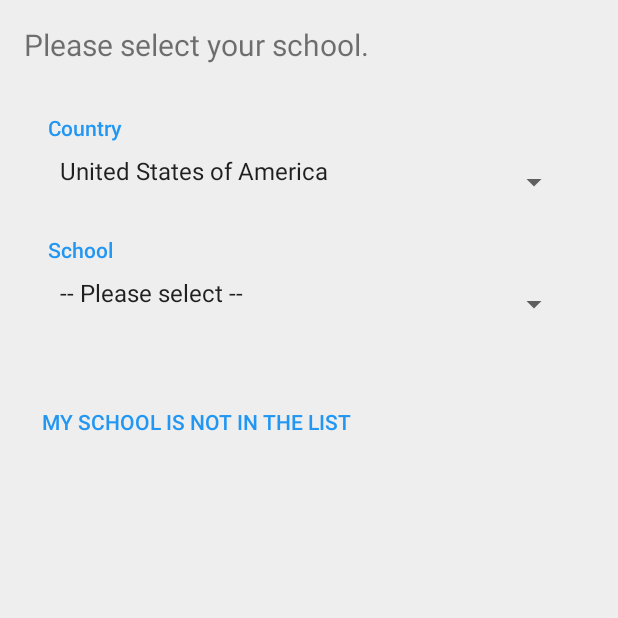
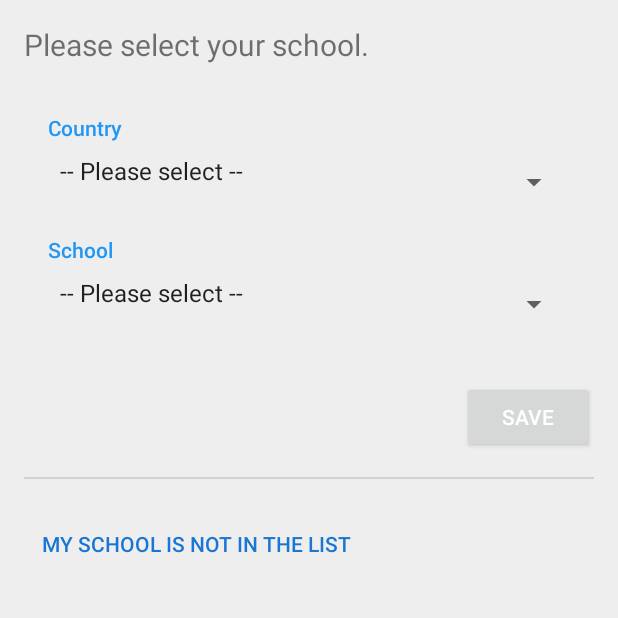
Before and after one commit to mxmla/SchoolManager, an Android app: the fragment MySchoolSettingsFragment shown on its own in the app's theme, on a phone screen of 412 x 824 dp, the top half of it. Run offline under Robolectric (Android 15) with nearby library versions, the phone set to English and light mode, and no system bars; our stand-ins replace AdMob; 4 statements that could not run were skipped.

Commit message:
Version 2.0.15:
- Fixed issue with saving and loading school preference

```diff
--- a/app/build.gradle
+++ b/app/build.gradle
@@ -7,8 +7,8 @@ android {
         applicationId "com.thinc_easy.schoolmanager"
         minSdkVersion 14
         targetSdkVersion 23
-        versionCode 33
-        versionName "2.0.14"
+        versionCode 34
+        versionName "2.0.15"
     }
     buildTypes {
         release {
--- /dev/null
+++ b/app/src/main/assets/schools/Countries.txt
@@ -0,0 +1,4 @@
+0101,
+0201,
+0601,
+0203,
--- a/app/src/main/java/com/thinc_easy/schoolmanager/MySchoolSettingsFragment.java
+++ b/app/src/main/java/com/thinc_easy/schoolmanager/MySchoolSettingsFragment.java
@@ -2,6 +2,7 @@ package com.thinc_easy.schoolmanager;
 
 import android.content.SharedPreferences;
 import android.graphics.Typeface;
+import android.os.Build;
 import android.os.Bundle;
 import android.preference.PreferenceManager;
 import android.provider.ContactsContract;
@@ -21,6 +22,7 @@ import android.widget.Spinner;
 import android.widget.TextView;
 import android.widget.Toast;
 
+import com.google.android.gms.ads.internal.request.StringParcel;
 import com.google.android.gms.analytics.HitBuilders;
 import com.google.android.gms.analytics.Tracker;
 
@@ -39,9 +41,12 @@ public class MySchoolSettingsFragment extends Fragment {
     private Spinner sCountry, sSchool;
     private String countryName, countryID, schoolName, schoolID, prefKeySchoolID, prefKeyCountryID,
             prefKeySchoolName, prefKeyCountryName;
-    List<String> usaSchools, usaSchoolIDs, germanySchools, germanySchoolIDs;
     private String[][] allSchools;
-    private Button nitlButton;
+    private String[] countryNames, countryIDs;
+    private List<String> schools, schoolIDs;
+    private boolean foundCountryPreference;
+    int selCount;
+    private Button nitlButton, saveButton;
 
     @Override
     public View onCreateView(LayoutInflater inflater, ViewGroup container, Bundle savedInstanceState) {
@@ -69,21 +74,200 @@ public class MySchoolSettingsFragment extends Fragment {
         tvSchool.setTypeface(Typeface.createFromAsset(getResources().getAssets(), "Roboto-Medium.ttf"));
 
         nitlButton = (Button) v.findViewById(R.id.bNotInTheList);
+        saveButton = (Button) v.findViewById(R.id.bSaveSchoolSelection);
 
         initialSetup();
+        setUpSaveButton();
 
         return v;
     }
 
     @Override
     public void onPause(){
-        saveData();
+        //saveData();
         super.onPause();
     }
 
+
+
+    private void initialSetup(){
+        countryNames = getActivity().getResources().getStringArray(R.array.my_school_countries);
+        final String countryIDs2Dim[][] = DataStorageHandler.toArray(getActivity(), "schools/Countries.txt", true);
+        countryIDs = new String[countryIDs2Dim.length+1];
+        countryIDs[0] = getActivity().getResources().getString(R.string.spinner_please_select);
+        for (int r1 = 0; r1 < countryIDs2Dim.length; r1++){
+            countryIDs[r1+1] = countryIDs2Dim[r1][0];
+        }
+
+        allSchools = DataStorageHandler.toArray(getActivity(), "schools/AllSchools.txt", true);
+
+
+        countryName = "[none]";
+        countryID = "[none]";
+        schoolName = "[none]";
+        schoolID = "[none]";
+
+
+        ArrayAdapter<String> adapterCountries = new ArrayAdapter<String>(getActivity(), android.R.layout.simple_spinner_item, countryNames);
+        adapterCountries.setDropDownViewResource(android.R.layout.simple_spinner_dropdown_item);
+        sCountry.setAdapter(adapterCountries);
+
+        selCount = 0;
+        sCountry.setOnItemSelectedListener(new AdapterView.OnItemSelectedListener() {
+            public void onItemSelected(AdapterView<?> parentView, View selectedItemView, int position, long id){
+                countryName = countryNames[parentView.getSelectedItemPosition()];
+                countryID = countryIDs[parentView.getSelectedItemPosition()];
+
+                if (selCount >= 1) setUpSchoolsSpinner(countryID, "oISListener");
+                selCount++;
+            }
+            public void onNothingSelected(AdapterView<?> parentView) {
+            }
+        });
+
+
+
+        foundCountryPreference = false;
+        if (prefs.contains(prefKeyCountryID)){
+            String prefCountryID = prefs.getString(prefKeyCountryID, "[none]");
+            for (int c = 0; c < countryIDs.length; c++){
+                if (countryIDs[c].equals(prefCountryID)){
+                    countryID = prefCountryID;
+                    countryName = countryNames[c];
+
+                    sCountry.setSelection(c, false);
+                    foundCountryPreference = true;
+                }
+            }
+        }
+
+        setUpSchoolsSpinner(countryID, "setUp");
+
+        if (foundCountryPreference){
+            if (prefs.contains(prefKeySchoolID)) {
+                final String prefSchoolID = prefs.getString(prefKeySchoolID, "[none]");
+                int position = 0;
+                for (int s = 0; s < schoolIDs.size(); s++) {
+                    if (prefSchoolID.equals(schoolIDs.get(s))) position = s;
+                }
+
+                if (schoolIDs.size() > 0){
+                    sSchool.setSelection(position, false);
+                }
+            }
+        }
+
+
+        setUpNotInTheListButton();
+
+    }
+
+    private void setUpSchoolsSpinner(String newCountryID, String caller){
+        schools = new ArrayList<>();
+        schools.add(getActivity().getResources().getString(R.string.spinner_please_select));
+        schoolIDs = new ArrayList<>();
+        schoolIDs.add(getActivity().getResources().getString(R.string.spinner_please_select));
+
+
+        for (int i = 0; i < allSchools.length; i++){
+            if (allSchools[i][0].startsWith(String.valueOf(newCountryID))){
+                schools.add(allSchools[i][1]);
+                schoolIDs.add(allSchools[i][0]);
+            }
+        }
+
+        //if (schoolIDs.size()>0) schoolID = schoolIDs.get(0);
+
+
+        ArrayAdapter<String> adapterSchools = new ArrayAdapter<String>(getActivity(), android.R.layout.simple_spinner_item, schools);
+        adapterSchools.setDropDownViewResource(android.R.layout.simple_spinner_dropdown_item);
+        sSchool.setAdapter(adapterSchools);
+        sSchool.setOnItemSelectedListener(new AdapterView.OnItemSelectedListener() {
+            @Override
+            public void onItemSelected(AdapterView<?> parent, View view, int position, long id) {
+                schoolName = schools.get(parent.getSelectedItemPosition());
+                schoolID = schoolIDs.get(parent.getSelectedItemPosition());
+            }
+            @Override
+            public void onNothingSelected(AdapterView<?> parent) {
+            }
+        });
+    }
+
+    private void schoolSpinnerFirstSetUp(String prefCountry){
+        setUpSchoolsSpinner(prefCountry, "ssFirstSetup");
+
+        List<String> schools = new ArrayList<>();
+        schools.add(getActivity().getResources().getString(R.string.spinner_please_select));
+        List <String> schoolIDs = new ArrayList<>();
+        schoolIDs.add(getActivity().getResources().getString(R.string.spinner_please_select));
+
+        for (int i = 0; i < allSchools.length; i++){
+            if (allSchools[i][0].startsWith(String.valueOf(prefCountry))){
+                schools.add(allSchools[i][1]);
+                schoolIDs.add(allSchools[i][0]);
+            }
+        }
+
+
+        if (prefs.contains(prefKeySchoolID)){
+            String prefSchoolID = prefs.getString(prefKeySchoolID, "[none]");
+            for (int s = 0; s < schoolIDs.size(); s++){
+                if (schoolIDs.get(s).equals(prefSchoolID)){
+                    schoolID = prefSchoolID;
+                    schoolName = schoolIDs.get(s);
+
+
+                    final List<String> fSchools = schools;
+                    final List<String> fSchoolIDs = schoolIDs;
+
+                    ArrayAdapter<String> adapterSchools = new ArrayAdapter<String>(getActivity(), android.R.layout.simple_spinner_item, fSchools);
+                    adapterSchools.setDropDownViewResource(android.R.layout.simple_spinner_dropdown_item);
+                    sSchool.setAdapter(adapterSchools);
+                    sSchool.setOnItemSelectedListener(new AdapterView.OnItemSelectedListener() {
+                        @Override
+                        public void onItemSelected(AdapterView<?> parent, View view, int position, long id) {
+                            schoolName = fSchools.get(parent.getSelectedItemPosition());
+                            schoolID = fSchoolIDs.get(parent.getSelectedItemPosition());
+                        }
+                        @Override
+                        public void onNothingSelected(AdapterView<?> parent) {
+                        }
+                    });
+
+                    sSchool.setSelection(s, true);
+                }
+            }
+        }
+    }
+
+    private void setUpNotInTheListButton(){
+        nitlButton.setOnClickListener(new View.OnClickListener() {
+            @Override
+            public void onClick(View v) {
+                ((MySchoolSettingsActivity) getActivity()).showAddSchoolFragment();
+            }
+        });
+    }
+
+    private void setUpSaveButton(){
+        if (Build.VERSION.SDK_INT >= Build.VERSION_CODES.LOLLIPOP) {
+            saveButton.setBackgroundTintList(getActivity().getResources().getColorStateList(R.color.button_color_state_list));
+            saveButton.setTextColor(getActivity().getResources().getColor(R.color.TextDarkBg));
+        } else {
+            saveButton.setTextColor(getActivity().getResources().getColor(R.color.colorAccent));
+        }
+
+        saveButton.setOnClickListener(new View.OnClickListener() {
+            @Override
+            public void onClick(View v) {
+                saveData();
+            }
+        });
+    }
+
     private void saveData(){
-        Toast.makeText(getActivity(), getActivity().getResources().getString(R.string.toast_saved), Toast.LENGTH_LONG).show();
-
+        Toast.makeText(getActivity(), getActivity().getResources().getString(R.string.toast_saved), Toast.LENGTH_SHORT).show();
 
         if (prefs.contains(prefKeySchoolID) && !prefs.getString(prefKeySchoolID, "-").equals(schoolID)
                 && prefs.contains(prefKeyCountryID)){
@@ -100,141 +284,11 @@ public class MySchoolSettingsFragment extends Fragment {
                     .build());
         }
 
+
         prefs.edit().putString(prefKeyCountryID, countryID).apply();
         prefs.edit().putString(prefKeySchoolID, schoolID).apply();
         prefs.edit().putString(prefKeyCountryName, countryName).apply();
         prefs.edit().putString(prefKeySchoolName, schoolName).apply();
-    }
-
-    private void initialSetup(){
-        final String usa = getActivity().getResources().getString(R.string.country_united_states_of_america);
-        final String germany = getActivity().getResources().getString(R.string.country_germany);
-        final String[] countries = {getActivity().getResources().getString(R.string.spinner_please_select), usa, germany};
-        final String[] countryIDs = {getActivity().getResources().getString(R.string.spinner_please_select), "0101", "0201"};
-
-        usaSchools = new ArrayList<>();
-        usaSchoolIDs = new ArrayList<>();
-        germanySchools = new ArrayList<>();
-        germanySchoolIDs = new ArrayList<>();
-
-        usaSchools.add(getActivity().getResources().getString(R.string.spinner_please_select));
-        usaSchoolIDs.add(getActivity().getResources().getString(R.string.spinner_please_select));
-        germanySchools.add(getActivity().getResources().getString(R.string.spinner_please_select));
-        germanySchoolIDs.add(getActivity().getResources().getString(R.string.spinner_please_select));
-
-        allSchools = DataStorageHandler.toArray(getActivity(), "schools/AllSchools.txt", true);
-
-        for (int i = 0; i < allSchools.length; i++){
-            if (allSchools[i][0].startsWith("0101")){
-                usaSchools.add(allSchools[i][1]);
-                usaSchoolIDs.add(allSchools[i][0]);
-            } else if (allSchools[i][0].startsWith("0201")){
-                germanySchools.add(allSchools[i][1]);
-                germanySchoolIDs.add(allSchools[i][0]);
-            }
-        }
-
-        countryName = getActivity().getResources().getString(R.string.country_united_states_of_america);
-        countryID = "0101";
-        schoolName = "[none]";
-        schoolID = "[none]";
-
-
-        ArrayAdapter<String> adapterCountries = new ArrayAdapter<String>(getActivity(), android.R.layout.simple_spinner_item, countries);
-        adapterCountries.setDropDownViewResource(android.R.layout.simple_spinner_dropdown_item);
-        sCountry.setAdapter(adapterCountries);
-        sCountry.setOnItemSelectedListener(new AdapterView.OnItemSelectedListener() {
-            public void onItemSelected(AdapterView<?> parentView, View selectedItemView, int position, long id){
-                countryName = countries[parentView.getSelectedItemPosition()];
-                countryID = countryIDs[parentView.getSelectedItemPosition()];
-                setUpSchoolsSpinner(countryID, "[none]");
-            }
-            public void onNothingSelected(AdapterView<?> parentView) {
-            }
-        });
-
-        boolean schoolsSpinnerSetUp = false;
-        if (prefs.contains(prefKeyCountryID)){
-            String prefCountryID = prefs.getString(prefKeyCountryID, "[none]");
-            for (int c = 0; c < countryIDs.length; c++){
-                if (countryIDs[c].equals(prefCountryID)){
-                    countryID = prefCountryID;
-                    countryName = countries[c];
-
-                    sCountry.setSelection(c);
-
-                    if (prefs.contains(prefKeySchoolID)){
-                        String prefSchoolID = prefs.getString(prefKeySchoolID, "[none]");
-                        for (int s = 0; s < allSchools.length; s++){
-                            if (allSchools[s][0].equals(prefSchoolID)){
-                                schoolID = prefSchoolID;
-                                schoolName = allSchools[s][1];
-
-                                setUpSchoolsSpinner(countryID, schoolID);
-                                schoolsSpinnerSetUp = true;
-                            }
-                        }
-                    }
-                }
-            }
-        }
-
-        if (!schoolsSpinnerSetUp) setUpSchoolsSpinner(countryID, "[none]");
-
-        setUpNotInTheListButton();
-
-    }
-
-    private void setUpSchoolsSpinner(String countryID, String selectedSchoolID){
-        List<String> schools;
-        List<String> schoolIDs;
-        if (countryID.equals("0101")){
-            schools = usaSchools;
-            schoolIDs = usaSchoolIDs;
-        } else if (countryID.equals("0201")) {
-            schools = germanySchools;
-            schoolIDs = germanySchoolIDs;
-        } else {
-            schools = new ArrayList<>();
-            schools.add(getActivity().getResources().getString(R.string.spinner_please_select));
-            schoolIDs = new ArrayList<>();
-            schoolIDs.add(getActivity().getResources().getString(R.string.spinner_please_select));
-        }
-
-        if (schoolIDs.size()>0) schoolID = schoolIDs.get(0);
-
-        final List<String> fSchools = schools;
-        final List<String> fSchoolIDs = schoolIDs;
-
-
-        ArrayAdapter<String> adapterSchools = new ArrayAdapter<String>(getActivity(), android.R.layout.simple_spinner_item, fSchools);
-        adapterSchools.setDropDownViewResource(android.R.layout.simple_spinner_dropdown_item);
-        sSchool.setAdapter(adapterSchools);
-        sSchool.setOnItemSelectedListener(new AdapterView.OnItemSelectedListener() {
-            @Override
-            public void onItemSelected(AdapterView<?> parent, View view, int position, long id) {
-                schoolName = fSchools.get(parent.getSelectedItemPosition());
-                schoolID = fSchoolIDs.get(parent.getSelectedItemPosition());
-            }
-            @Override
-            public void onNothingSelected(AdapterView<?> parent) {
-            }
-        });
-
-        if (selectedSchoolID != null && !selectedSchoolID.equals("[none]") && !selectedSchoolID.equals("")){
-            for (int i = 0; i < fSchoolIDs.size(); i++){
-                if (fSchoolIDs.get(i).equals(selectedSchoolID)) sSchool.setSelection(i);
-            }
-        }
-    }
-
-    private void setUpNotInTheListButton(){
-        nitlButton.setOnClickListener(new View.OnClickListener() {
-            @Override
-            public void onClick(View v) {
-                ((MySchoolSettingsActivity) getActivity()).showAddSchoolFragment();
-            }
-        });
     }
 
     @Override
--- a/app/src/main/res/layout/fragment_my_school_settings.xml
+++ b/app/src/main/res/layout/fragment_my_school_settings.xml
@@ -73,13 +73,30 @@
             </Spinner>
 
             <Button
+                android:id="@+id/bSaveSchoolSelection"
+                android:layout_width="wrap_content"
+                android:layout_height="wrap_content"
+                android:layout_gravity="center_vertical|end"
+                android:layout_marginTop="@dimen/card_padding"
+                android:layout_marginBottom="@dimen/card_padding"
+                android:text="@string/save"/>
+
+            <View
+                android:layout_width="match_parent"
+                android:layout_height="wrap_content"
+                android:background="?android:attr/dividerHorizontal"/>
+
+            <Button
                 android:id="@+id/bNotInTheList"
                 style="?android:attr/buttonBarButtonStyle"
                 android:layout_width="wrap_content"
                 android:layout_height="wrap_content"
                 android:layout_marginTop="@dimen/card_padding"
                 android:layout_marginBottom="@dimen/card_padding"
+                android:textColor="@color/colorAccentDark"
                 android:text="@string/my_school_add_school_not_in_the_list_button"/>
+
+
         </LinearLayout>
     </ScrollView>
 </RelativeLayout>
--- a/app/src/main/res/values/strings.xml
+++ b/app/src/main/res/values/strings.xml
@@ -429,4 +429,12 @@
     <string name="feature_MySchool">MySchool</string>
     <string name="my_school_added_new_schools">Added new schools</string>
     <string name="card_my_school_added_new_schools_text">We added the following 5 schools to MySchool:\n\n- Nsawkaw State Senior High School (Ghana)\n- Warwick Business School (United Kingdom)\n- Gemeinschaftsschule Auenland (Germany)\n- Akademie für berufliche Bildung Berlin, Dresden, Cologne (Germany)\n- Gaussschule Gymnasium am Löwenwall (Germany)\n\nCheck out if your school has been added already!</string>
+
+    <string-array name="my_school_countries">
+        <item>-- Please select --</item>
+        <item>United States of America</item>
+        <item>Germany</item>
+        <item>Ghana</item>
+        <item>United Kingdom</item>
+    </string-array>
 </resources>
```
Also changed, not shown: app/src/main/assets/schools/AllSchoolsURLs.txt (+7 -7 lines), 3 other files.
